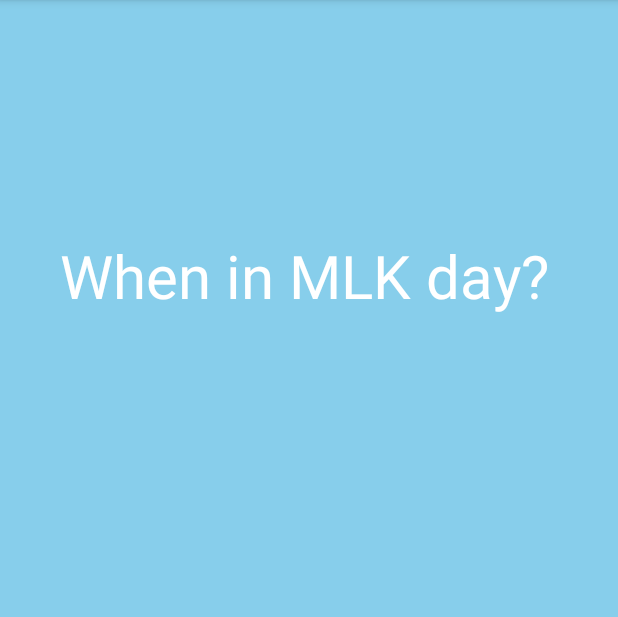
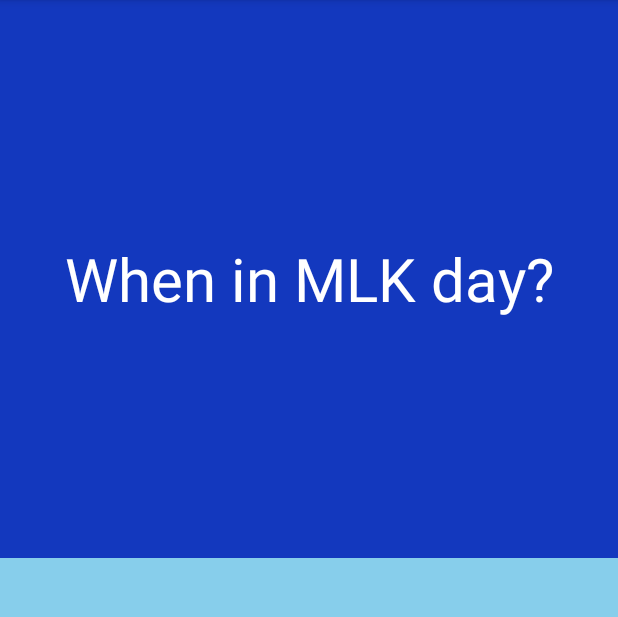
Before and after one commit to rubyshrestha1/Flashcard-App, an Android app: the screen it shows after launch (MainActivity), on a phone screen of 412 x 824 dp, the part 84-701 px from its top. Run offline under Robolectric (Android 15) with nearby library versions, the phone set to English and light mode, and no system bars.

Commit message:
Changed background color of the sides to make them more distinct

```diff
--- a/app/src/main/res/layout/activity_main.xml
+++ b/app/src/main/res/layout/activity_main.xml
@@ -12,11 +12,10 @@
     <TextView
         android:id="@+id/Question1"
         android:layout_width="417dp"
-        android:layout_height="364dp"
+        android:layout_height="372dp"
         android:layout_alignParentStart="true"
         android:layout_alignParentTop="true"
-        android:layout_marginStart="-6dp"
-        android:layout_marginTop="2dp"
+        android:background="#1338be"
         android:gravity="center"
         android:text="When in MLK day?"
         android:textColor="#ffffff"
@@ -27,10 +26,15 @@
         android:id="@+id/Answer1"
         android:layout_width="match_parent"
         android:layout_height="372dp"
+        android:layout_alignParentStart="true"
+        android:layout_alignParentTop="true"
+        android:layout_alignParentEnd="true"
+        android:layout_marginEnd="0dp"
+        android:background="#241571"
         android:gravity="center"
         android:text="Third Monday of January"
+        android:textAlignment="center"
         android:textColor="#ffffff"
-        android:textAlignment="center"
         android:textSize="30sp"
         android:visibility="invisible" />
 
```
